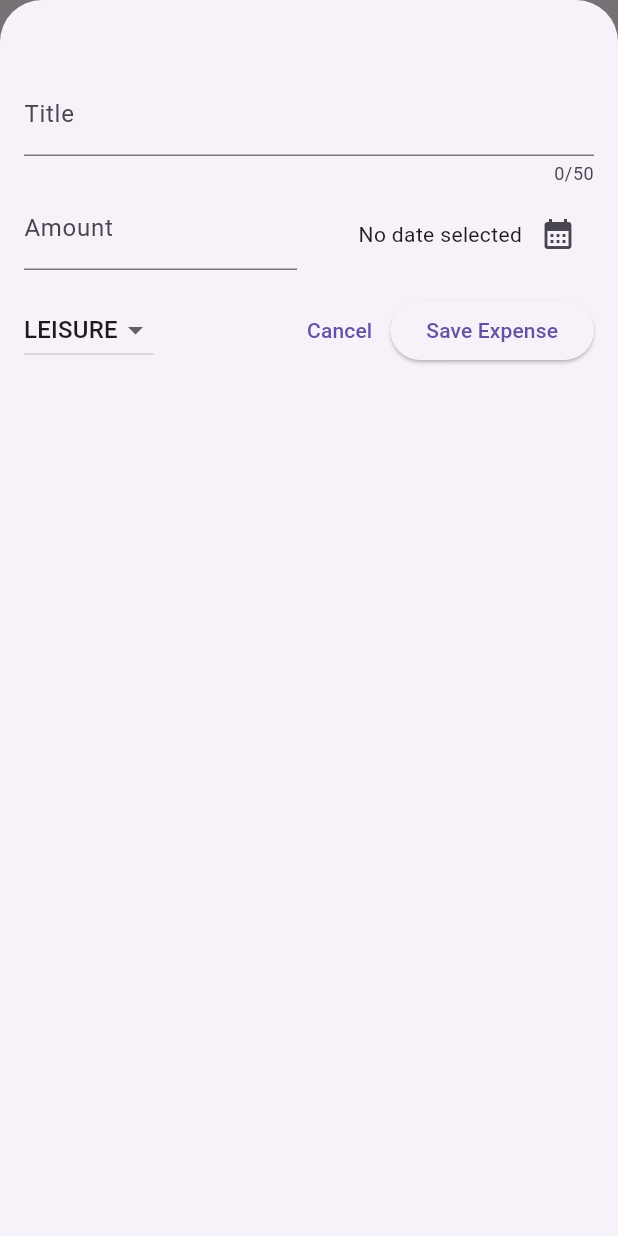
After one commit to choilc/flutter_expenses_tracker, a Flutter app: the screen it shows after launch, after a tap on the "add" icon, on a phone screen of 412 x 824 dp. The commit adds this screen. Run offline on Flutter 3.47's test engine with Material 2 defaults, Android fonts, the phone set to English and light mode, and no system bars.

Commit message:
feat: add expense

```diff
--- a/lib/main.dart
+++ b/lib/main.dart
@@ -3,6 +3,9 @@ import 'package:flutter/material.dart';
 
 void main() {
   runApp(
-    MaterialApp(home: Expenses()),
+    MaterialApp(
+      theme: ThemeData(useMaterial3: true),
+      home: const Expenses(),
+    ),
   );
 }
--- a/lib/widgets/expenses.dart
+++ b/lib/widgets/expenses.dart
@@ -1,5 +1,7 @@
+import 'package:flutter/material.dart';
+
+import 'package:expense_tracker/widgets/new_expense.dart';
 import 'package:expense_tracker/widgets/expenses_list/expenses_list.dart';
-import 'package:flutter/material.dart';
 import 'package:expense_tracker/models/expenses.dart';
 
 class Expenses extends StatefulWidget {
@@ -25,12 +27,37 @@ class _ExpensesState extends State<Expenses> {
     ),
   ];
 
+  void _openAddExpenseOverlay() {
+    showModalBottomSheet(
+      isScrollControlled: true,
+      context: context,
+      builder: (ctx) => NewExpense(onAddExpense: _addExpense),
+    );
+  }
+
+  void _addExpense(Expense expense) {
+    setState(() {
+      _registerExpenses.add(expense);
+    });
+  }
+
   @override
   Widget build(BuildContext context) {
     return Scaffold(
+      appBar: AppBar(
+        title: const Text(
+          'Flutter Expense Tracker',
+        ),
+        actions: [
+          IconButton(
+            onPressed: _openAddExpenseOverlay,
+            icon: const Icon(Icons.add),
+          ),
+        ],
+      ),
       body: Column(
         children: [
-          Text('The chart'),
+          const Text('The chart'),
           Expanded(
             child: ExpensesList(
               expenses: _registerExpenses,
--- /dev/null
+++ b/lib/widgets/new_expense.dart
@@ -0,0 +1,168 @@
+import 'package:flutter/material.dart';
+
+import 'package:expense_tracker/models/expenses.dart';
+
+class NewExpense extends StatefulWidget {
+  const NewExpense({super.key, required this.onAddExpense});
+
+  final Function(Expense expense) onAddExpense;
+
+  @override
+  State<NewExpense> createState() => _NewExpenseState();
+}
+
+class _NewExpenseState extends State<NewExpense> {
+  final _titleController = TextEditingController();
+  final _amountController = TextEditingController();
+  DateTime? _selectedDate;
+  Category _selectedCategory = Category.leisure;
+
+  void _presentDatePicker() async {
+    final now = DateTime.now();
+    final firstDate = DateTime(now.year - 1, now.month, now.day);
+    final pickedDate = await showDatePicker(
+      context: context,
+      initialDate: _selectedDate == null ? now : _selectedDate!,
+      firstDate: firstDate,
+      lastDate: now,
+    );
+    setState(() {
+      _selectedDate = pickedDate;
+    });
+  }
+
+  void _submitExpenseData() {
+    final enteredAmout = double.tryParse(_amountController.text);
+    final amountIsInvalid = enteredAmout == null || enteredAmout <= 0;
+
+    if (_titleController.text.trim().isEmpty ||
+        amountIsInvalid ||
+        _selectedDate == null) {
+      showDialog(
+        context: context,
+        builder: (ctx) => AlertDialog(
+          title: const Text('Invalid input'),
+          content: const Text(
+              'Please make sure a valid title, amount, date and category was entered.'),
+          actions: [
+            TextButton(
+              onPressed: () {
+                Navigator.pop(ctx);
+              },
+              child: const Text('Okay'),
+            ),
+          ],
+        ),
+      );
+      return;
+    }
+
+    widget.onAddExpense(
+      Expense(
+        title: _titleController.text,
+        amount: enteredAmout,
+        date: _selectedDate!,
+        category: _selectedCategory,
+      ),
+    );
+    Navigator.pop(context);
+  }
+
+  @override
+  void dispose() {
+    _titleController.dispose();
+    _amountController.dispose();
+    super.dispose();
+  }
+
+  @override
+  Widget build(BuildContext context) {
+    return Padding(
+      padding: const EdgeInsets.fromLTRB(16, 48, 16, 16),
+      child: Column(
+        children: [
+          TextField(
+            controller: _titleController,
+            maxLength: 50,
+            decoration: const InputDecoration(
+              label: Text('Title'),
+            ),
+          ),
+          Row(
+            crossAxisAlignment: CrossAxisAlignment.end,
+            children: [
+              Expanded(
+                child: TextField(
+                  controller: _amountController,
+                  keyboardType: TextInputType.number,
+                  decoration: const InputDecoration(
+                    label: Text('Amount'),
+                    prefixText: '\$ ',
+                  ),
+                ),
+              ),
+              const SizedBox(
+                width: 16,
+              ),
+              Expanded(
+                child: Row(
+                  mainAxisAlignment: MainAxisAlignment.end,
+                  crossAxisAlignment: CrossAxisAlignment.center,
+                  children: [
+                    Text(
+                      _selectedDate == null
+                          ? 'No date selected'
+                          : fomatter.format(_selectedDate!),
+                    ),
+                    IconButton(
+                        onPressed: _presentDatePicker,
+                        icon: const Icon(Icons.calendar_month)),
+                  ],
+                ),
+              ),
+            ],
+          ),
+          const SizedBox(
+            height: 16,
+          ),
+          Row(
+            children: [
+              DropdownButton(
+                value: _selectedCategory,
+                items: Category.values
+                    .map(
+                      (category) => DropdownMenuItem(
+                        value: category,
+                        child: Text(
+                          category.name.toUpperCase(),
+                        ),
+                      ),
+                    )
+                    .toList(),
+                onChanged: (value) {
+                  if (value == null) {
+                    return;
+                  }
+                  setState(() {
+                    _selectedCategory = value;
+                  });
+                },
+              ),
+              const Spacer(),
+              TextButton(
+                onPressed: () {
+                  Navigator.pop(context);
+                },
+                child: const Text('Cancel'),
+              ),
+              ElevatedButton(
+                onPressed: _submitExpenseData,
+                child: const Text('Save Expense'),
+              ),
+            ],
+          )
+        ],
+      ),
+    );
+  }
+}
```
